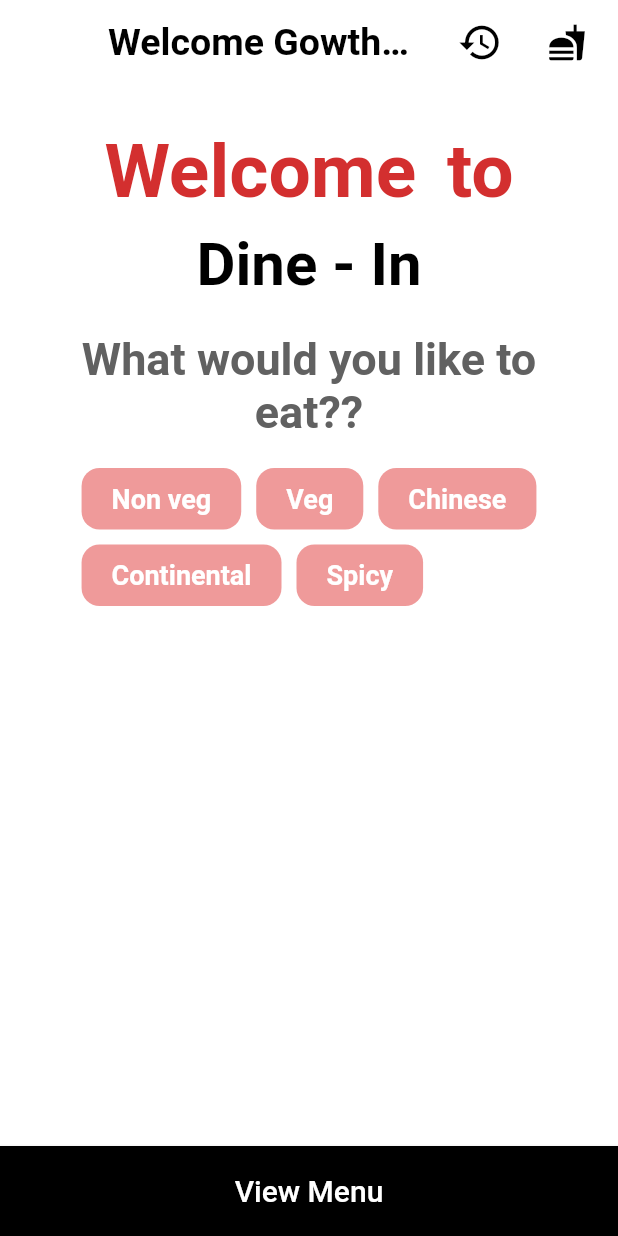
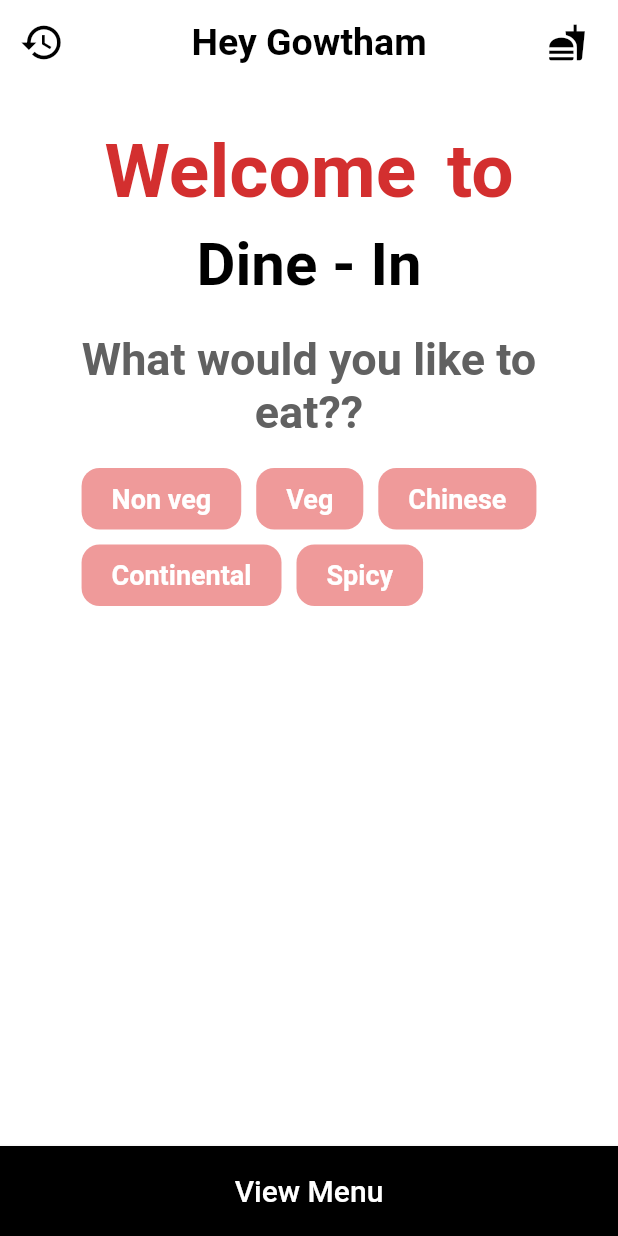
Before and after one commit to gowthammg12/ineuron-dinein, a Flutter app: the WelcomeScreen screen opened directly, on a phone screen of 412 x 824 dp. Run offline on Flutter 3.47's test engine with Material 2 defaults, Android fonts, the phone set to English and light mode, and no system bars; drawn by our look-alikes of animated_text_kit; our stand-ins replace equatable, firebase_auth, firebase_core, flutter_bloc, smooth_star_rating_null_safety, url_strategy; accounts and stored records are empty.

Commit message:
resoved merge conflicts

```diff
--- a/lib/main.dart
+++ b/lib/main.dart
@@ -2,6 +2,7 @@ import 'package:dinein/bloc/login/bloc.dart';
 import 'package:dinein/repository/login.dart';
 import 'package:dinein/screens/auth/login.dart';
 import 'package:dinein/screens/auth/user_detail.dart';
+import 'package:dinein/screens/error_screen.dart';
 import 'package:dinein/screens/feedback_screen.dart';
 import 'package:dinein/screens/food_priority.dart';
 import 'package:dinein/screens/welcome_screen.dart';
@@ -41,6 +42,7 @@ class DineInApp extends StatelessWidget {
       child: MaterialApp(
         debugShowCheckedModeBanner: false,
         initialRoute: Routes.orderHistory,
+        home: WelcomeScreen(),
         onGenerateRoute: Routes.onGenerateRoute,
       ),
     );
--- a/lib/screens/welcome_screen.dart
+++ b/lib/screens/welcome_screen.dart
@@ -35,23 +35,23 @@ class WelcomeScreen extends StatelessWidget {
         backgroundColor: Colors.white,
         elevation: 0,
         title: Text(
-          "Welcome Gowtham",
+          "Hey Gowtham",
           style: TextStyle(
             color: Colors.black,
             fontSize: 25,
             fontWeight: FontWeight.w700,
           ),
         ),
+        leading: IconButton(
+              icon: Icon(
+                Icons.history,
+                color: Colors.black,
+                size: 30,
+              ),
+              onPressed: () {},
+            ),
         centerTitle: true,
         actions: [
-          IconButton(
-            icon: Icon(
-              Icons.history,
-              color: Colors.black,
-              size: 30,
-            ),
-            onPressed: () {},
-          ),
           Padding(
             padding: const EdgeInsets.symmetric(horizontal: 10.0),
             child: IconButton(
```
